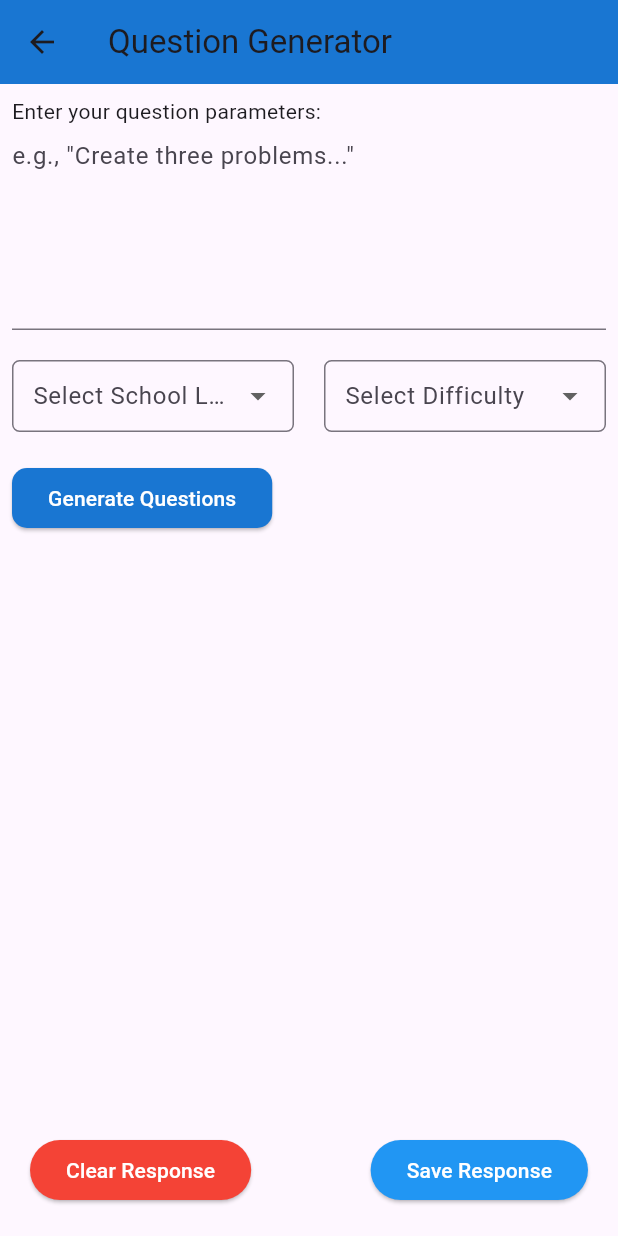
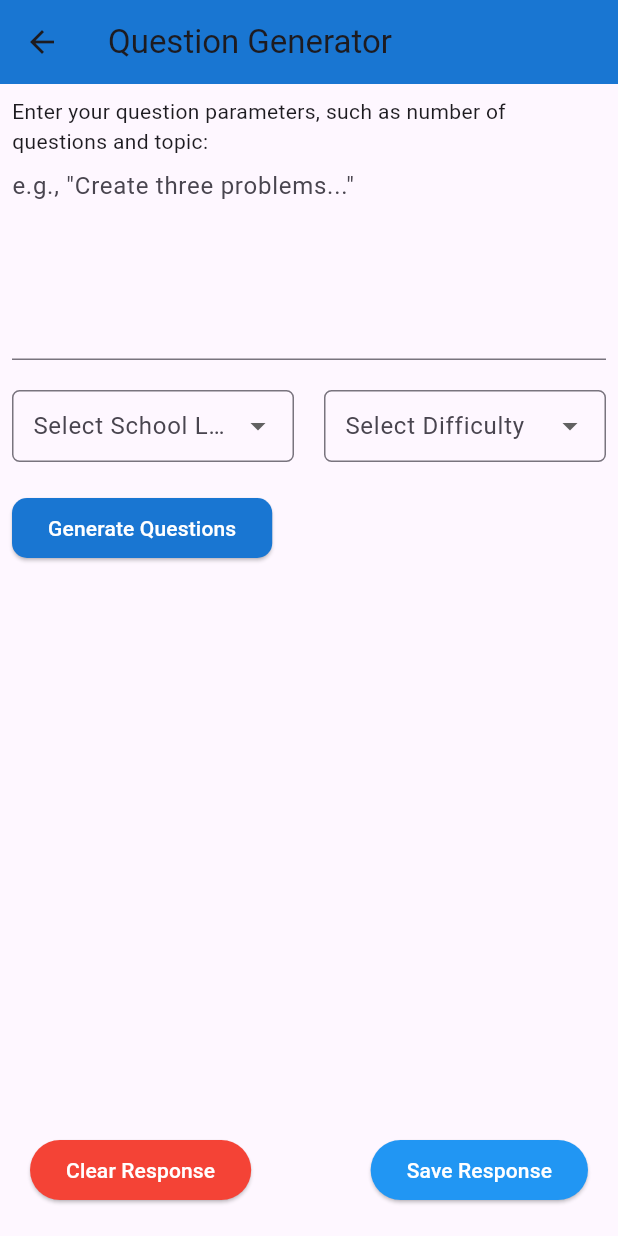
Before and after one commit to umgc/spring2024, a Flutter app: the QuestionGeneratorScreen screen opened directly, on a phone screen of 412 x 824 dp. Run offline on Flutter 3.47's test engine with Material 3 defaults, Android fonts, the phone set to English and light mode, and no system bars; our stand-ins replace cloud_firestore, file_picker, firebase_auth, firebase_core, flutter_dotenv; accounts and stored records are empty.

Commit message:
Slight adjustments.

```diff
--- a/LLM/educ_ai_tion/lib/screens/question_generator_screen.dart
+++ b/LLM/educ_ai_tion/lib/screens/question_generator_screen.dart
@@ -141,7 +141,7 @@ final List<String> _difficultyLevels = ['Hard', 'Medium', 'Easy'];
             child: Column(
               crossAxisAlignment: CrossAxisAlignment.start,
               children: [
-                const Text('Enter your question parameters:'),
+                const Text('Enter your question parameters, such as number of questions and topic:'),
                 TextField(
                   controller: _controller,
                   decoration: const InputDecoration(
```
